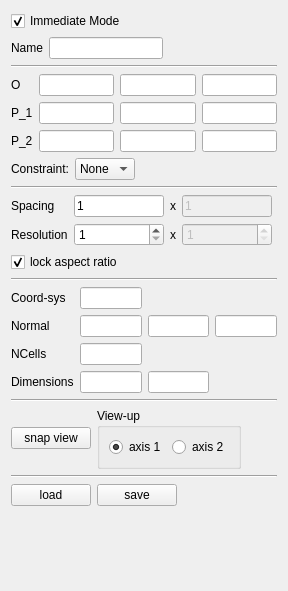
Qt form Plugins/SciberQuestToolKit/pqSQPlaneSourceForm.ui (Kitware/ParaView) before a commit.
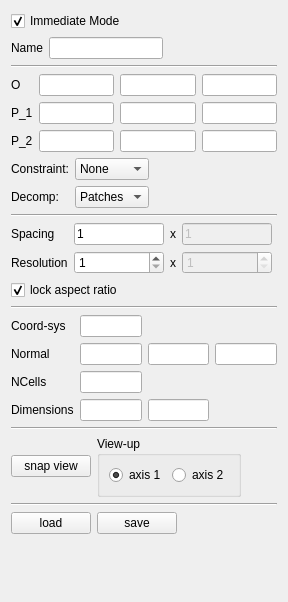
The same form after that commit.

Commit message:
SciberQuestToolKit -- Patch decomposition for plane source
Added the capability to decompose the cells gnerated by the
plane source in patches, instead of strips as was done previously.
Added a ctest for the plane source. Made a second attempt at a fix
for the vtk object factories bug (factoris not registered in my
ctests).

```diff
--- a/Plugins/SciberQuestToolKit/pqSQPlaneSourceForm.ui
+++ b/Plugins/SciberQuestToolKit/pqSQPlaneSourceForm.ui
@@ -7,7 +7,7 @@
     <x>0</x>
     <y>0</y>
     <width>288</width>
-    <height>591</height>
+    <height>602</height>
    </rect>
   </property>
   <property name="windowTitle">
@@ -150,13 +150,15 @@
    <item>
     <layout class="QHBoxLayout" name="horizontalLayout_2">
      <item>
+      <layout class="QGridLayout" name="gridLayout_4">
+       <item row="0" column="0">
       <widget class="QLabel" name="label_13">
        <property name="text">
         <string>Constraint:</string>
        </property>
       </widget>
      </item>
-     <item>
+       <item row="0" column="1">
       <widget class="QComboBox" name="constraint">
        <item>
         <property name="text">
@@ -180,8 +182,31 @@
        </item>
       </widget>
      </item>
+       <item row="1" column="0">
+        <widget class="QLabel" name="label_14">
+         <property name="text">
+          <string>Decomp:</string>
+         </property>
+        </widget>
+       </item>
+       <item row="1" column="1">
+        <widget class="QComboBox" name="decompType">
      <item>
-      <spacer name="horizontalSpacer_2">
+          <property name="text">
+           <string>Patches</string>
+          </property>
+         </item>
+         <item>
+          <property name="text">
+           <string>Stripes</string>
+          </property>
+         </item>
+        </widget>
+       </item>
+      </layout>
+     </item>
+     <item>
+      <spacer name="horizontalSpacer_9">
        <property name="orientation">
         <enum>Qt::Horizontal</enum>
        </property>
```
Lines whose indentation alone changed are shown as unchanged. The commit also changes 21 other files.
